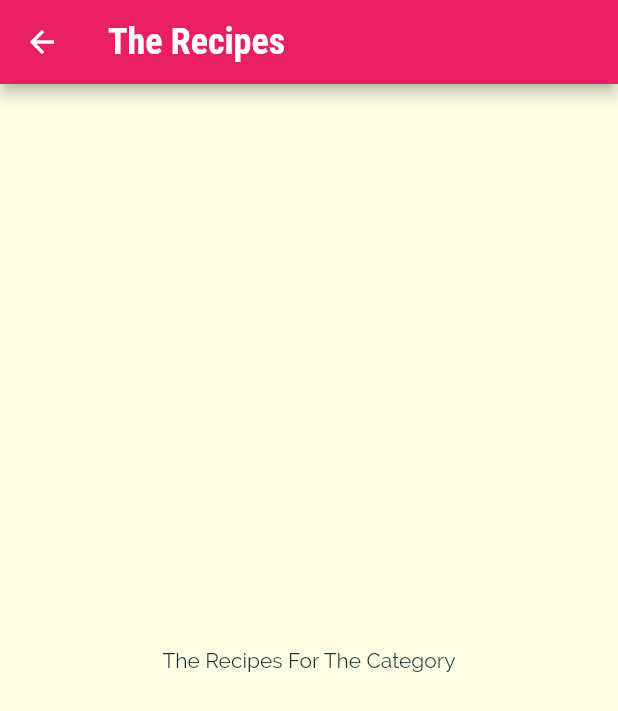
After one commit to TMSoftSolution/MealApp, a Flutter app: the screen it shows after launch, after a tap on "Italian", on a phone screen of 412 x 824 dp. The commit adds this screen. Shown: the top 711 px of the screen. Run offline on Flutter 3.47's test engine with Material 2 defaults, Android fonts, the phone set to English and light mode, and no system bars.

Commit message:
add category_meals_screen

```diff
--- a/lib/category_item.dart
+++ b/lib/category_item.dart
@@ -1,4 +1,5 @@
 import 'package:flutter/material.dart';
+import 'package:meal_app/category_meals_screen.dart';
 
 class CategoryItem extends StatelessWidget {
   final String title;
@@ -6,9 +7,19 @@ class CategoryItem extends StatelessWidget {
 
   CategoryItem({this.title, this.color});
 
+  void selectCategory(BuildContext context) {
+    Navigator.of(context).push(MaterialPageRoute(builder: (_) {
+      return CategoryMealsScreen();
+    }));
+  }
+
   @override
   Widget build(BuildContext context) {
-    return Container(
+    return InkWell(
+      onTap: () => selectCategory(context),
+      splashColor: Theme.of(context).primaryColor,
+      borderRadius: BorderRadius.circular(15),
+      child: Container(
         padding: EdgeInsets.all(15),
         child: Text(
           title,
@@ -20,6 +31,7 @@ class CategoryItem extends StatelessWidget {
                 begin: Alignment.topLeft,
                 end: Alignment.bottomRight),
             borderRadius: BorderRadius.circular(15)),
+      ),
     );
   }
 }
--- /dev/null
+++ b/lib/category_meals_screen.dart
@@ -0,0 +1,15 @@
+import 'package:flutter/material.dart';
+
+class CategoryMealsScreen extends StatelessWidget {
+  @override
+  Widget build(BuildContext context) {
+    return Scaffold(
+      appBar: AppBar(
+        title: Text('The Recipes'),
+      ),
+      body: Center(
+        child: Text('The Recipes For The Category'),
+      ),
+    );
+  }
+}
```
Lines whose indentation alone changed are shown as unchanged.
